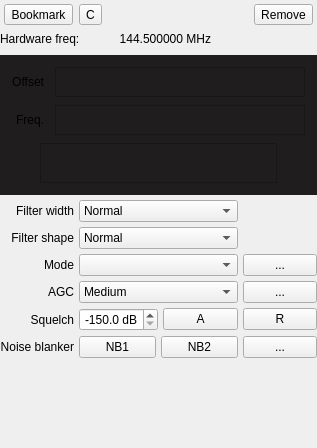
First picture: the form in src/qtgui/dockrxopt.ui, repository gqrx-sdr/gqrx, before the edit.
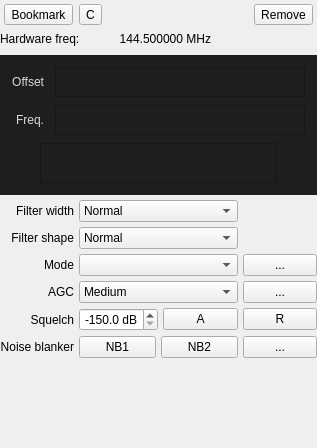
Second picture: the form after the edit. Icons and pictures are not drawn. Custom widgets are drawn as their Qt base class.

Commit message: definitely set text color for dockrxopt labels in dark frame

```diff
--- a/src/qtgui/dockrxopt.ui
+++ b/src/qtgui/dockrxopt.ui
@@ -233,6 +233,9 @@
               <height>0</height>
              </size>
             </property>
+            <property name="styleSheet">
+             <string notr="true">color: #dadada;</string>
+            </property>
             <property name="text">
              <string>Offset</string>
             </property>
@@ -326,6 +329,9 @@
               <height>0</height>
              </size>
             </property>
+            <property name="styleSheet">
+             <string notr="true">color: #dadada;</string>
+            </property>
             <property name="text">
              <string>Freq.</string>
             </property>
```
